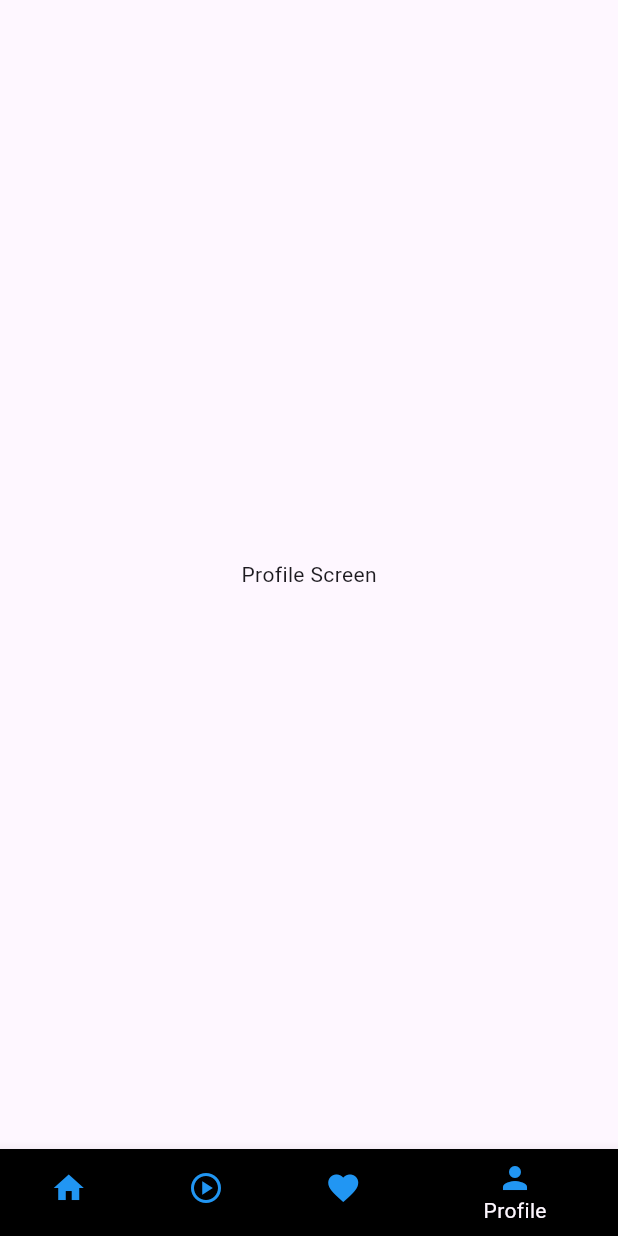
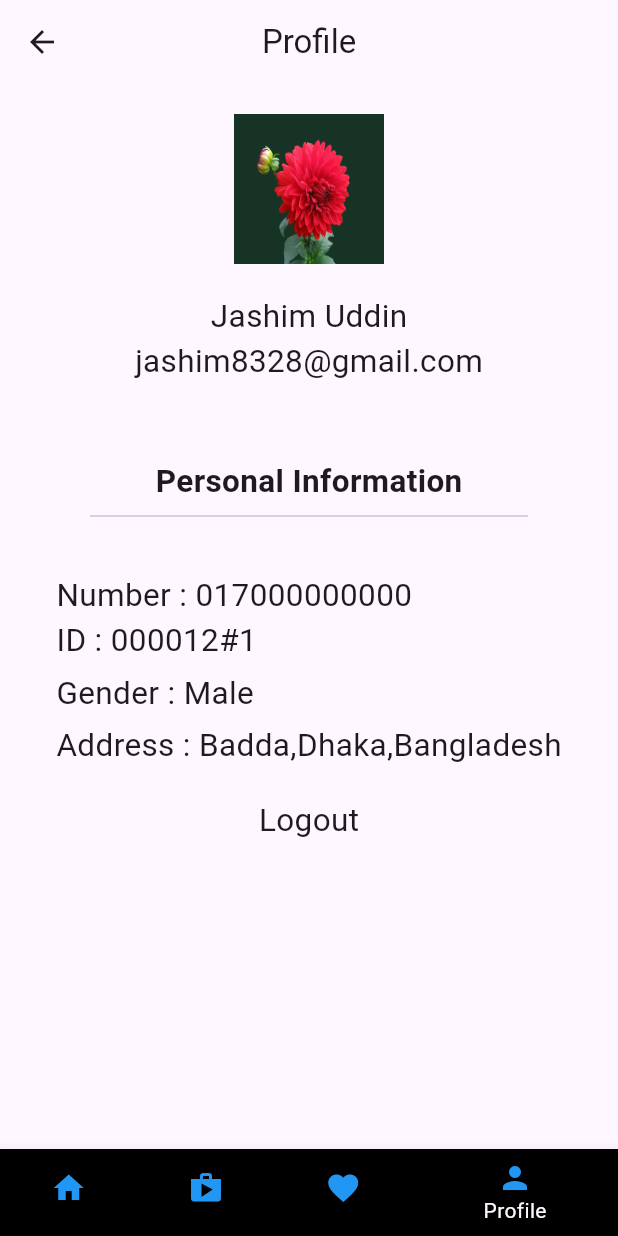
Before and after one commit to waliullah8328/smart_selling_bd-02, a Flutter app: the HomeScreen screen opened directly, item 4 of the bottom bar chosen, on a phone screen of 412 x 824 dp. Run offline on Flutter 3.47's test engine with Material 3 defaults, Android fonts, the phone set to English and light mode, and no system bars; our stand-ins replace get, lottie; network calls fail.

```diff
--- a/lib/presentation/home/view/home_screen.dart
+++ b/lib/presentation/home/view/home_screen.dart
@@ -4,6 +4,7 @@ import 'package:flutter/material.dart';
 import 'package:flutter/services.dart';
 import 'package:get/get.dart';
 
+import '../../profile/profile_screen.dart';
 import 'main_home_screen.dart';
 
 class HomeScreen extends StatefulWidget {
@@ -19,7 +20,7 @@ class _HomeScreenState extends State<HomeScreen> {
     MainHomeScreen(),
     Center(child: Text("Course Screen")),
     Center(child: Text("Wishlist Screen")),
-    Center(child: Text("Profile Screen")),
+    ProfileScreen()
   ];
   int indexID = 0;
   @override
@@ -108,7 +109,7 @@ class _HomeScreenState extends State<HomeScreen> {
         items: const [
 
           BottomNavigationBarItem(icon: Icon(Icons.home,color: Colors.blue,),label: "Home",backgroundColor: Colors.black),
-          BottomNavigationBarItem(icon: Icon(Icons.play_circle_outlined,color: Colors.blue,),label: "Course",backgroundColor: Colors.black),
+          BottomNavigationBarItem(icon: Icon(Icons.shop,color: Colors.blue,),label: "Shop",backgroundColor: Colors.black),
           BottomNavigationBarItem(icon: Icon(Icons.favorite,color: Colors.blue,),label: "Wishlist",backgroundColor: Colors.black),
           BottomNavigationBarItem(icon: Icon(Icons.person,color: Colors.blue,),label: "Profile",backgroundColor: Colors.black),
 
--- a/lib/presentation/home/view/main_home_screen.dart
+++ b/lib/presentation/home/view/main_home_screen.dart
@@ -1,4 +1,3 @@
-
 import 'package:flutter/cupertino.dart';
 import 'package:flutter/material.dart';
 import 'package:flutter/widgets.dart';
@@ -83,7 +82,6 @@ class MainHomeScreen extends StatelessWidget {
 
                               ],),
                             ),
-                          )
                         ]
                       ),
 
--- /dev/null
+++ b/lib/presentation/profile/profile_screen.dart
@@ -0,0 +1,61 @@
+import 'package:flutter/cupertino.dart';
+import 'package:flutter/material.dart';
+import 'package:get/get_core/src/get_main.dart';
+import 'package:get/get_navigation/get_navigation.dart';
+import 'package:smart_selling_bd/presentation/login/login_sceen.dart';
+
+class ProfileScreen extends StatelessWidget {
+  const ProfileScreen({super.key});
+
+  @override
+  Widget build(BuildContext context) {
+    return Scaffold(
+      appBar: AppBar(
+        title: const Text("Profile"),
+        centerTitle: true,
+      ),
+      body: Column(
+
+        children: [
+          Column(children: [
+            SizedBox(height: 20,),
+            Center(child: Image.asset("assets/image/profile.jpg",height: 100,width:100,fit: BoxFit.fill,)),
+            SizedBox(height: 20,),
+            Text("Jashim Uddin",style: TextStyle(fontSize: 21),),
+            Text("jashim8328@gmail.com",style: TextStyle(fontSize: 21),),
+          ],),
+
+
+          SizedBox(height: 50,),
+
+          Text("Personal Information",style: TextStyle(fontSize: 21,fontWeight: FontWeight.bold),),
+          Padding(
+            padding: const EdgeInsets.only(left: 60,right: 60),
+            child: Divider(),
+          ),
+          Column(
+            crossAxisAlignment: CrossAxisAlignment.start,
+            children: [
+              SizedBox(height: 30,),
+              Text("Number : 017000000000",style: TextStyle(fontSize: 21),),
+              Text("ID : 000012#1",style: TextStyle(fontSize: 21),),
+              SizedBox(height: 5,),
+              Text("Gender : Male",style: TextStyle(fontSize: 21),),
+              SizedBox(height: 5,),
+              Text("Address : Badda,Dhaka,Bangladesh",style: TextStyle(fontSize: 21),),
+            ],
+          ),
+          SizedBox(height: 20,),
+          InkWell(
+            onTap: (){
+              Get.offAll(()=>const  LoginScreen());
+
+            },
+              child: const Text("Logout",style: TextStyle(fontSize: 21),))
+
+        ],
+
+      ),
+    );
+  }
+}
--- a/pubspec.yaml
+++ b/pubspec.yaml
@@ -45,6 +45,7 @@ flutter:
   # To add assets to your application, add an assets section, like this:
   assets:
     - assets/lottie/
+    - assets/image/
   #   - images/a_dot_ham.jpeg
 
   # An image asset can refer to one or more resolution-specific "variants", see
```
Also changed, not shown: assets/image/profile.jpg (added).
